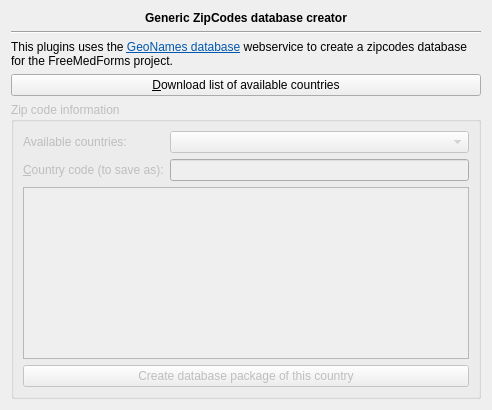
FreeHealth/freehealth, file freetoolbox/plugins/zipcodes/genericzipcodeswidget.ui: the form before one commit.
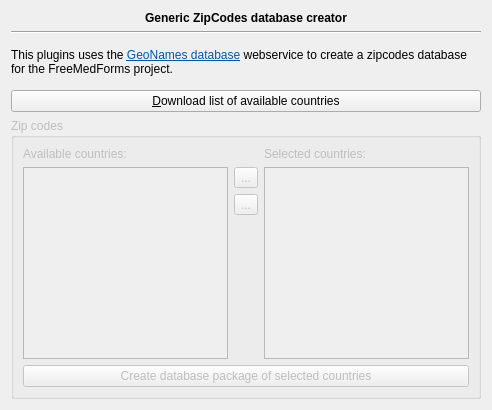
The form after the commit. Custom widgets are drawn as their Qt base class.

Diff of the .ui file:
```diff
--- a/freetoolbox/plugins/zipcodes/genericzipcodeswidget.ui
+++ b/freetoolbox/plugins/zipcodes/genericzipcodeswidget.ui
@@ -70,21 +70,28 @@
       <bool>false</bool>
      </property>
      <property name="title">
-      <string>Zip code information</string>
+      <string>Zip codes</string>
      </property>
      <layout class="QGridLayout" name="gridLayout">
-      <item row="2" column="3">
-       <widget class="QPushButton" name="startJob">
+      <item row="3" column="3">
+       <widget class="QPushButton" name="createPackageButton">
+        <property name="enabled">
+         <bool>false</bool>
+        </property>
         <property name="text">
-         <string>Create database package of this country</string>
+         <string>Create database package of selected countries</string>
         </property>
        </widget>
       </item>
-      <item row="0" column="3" rowspan="2">
-       <layout class="QFormLayout" name="formLayout">
-        <property name="fieldGrowthPolicy">
-         <enum>QFormLayout::ExpandingFieldsGrow</enum>
-        </property>
+      <item row="1" column="3" rowspan="2">
+       <layout class="QGridLayout" name="gridLayout_2">
+        <item row="2" column="1">
+         <widget class="QToolButton" name="toolButtonRemoveCountry">
+          <property name="text">
+           <string>...</string>
+          </property>
+         </widget>
+        </item>
         <item row="0" column="0">
          <widget class="QLabel" name="availCountriesLabel">
           <property name="text">
@@ -95,34 +102,22 @@
           </property>
          </widget>
         </item>
-        <item row="0" column="1">
-         <widget class="Utils::CountryComboBox" name="availCountriesCombo">
-          <property name="sizePolicy">
-           <sizepolicy hsizetype="MinimumExpanding" vsizetype="Fixed">
-            <horstretch>0</horstretch>
-            <verstretch>0</verstretch>
-           </sizepolicy>
-          </property>
-         </widget>
-        </item>
-        <item row="1" column="0">
-         <widget class="QLabel" name="countryCodeLabel">
-          <property name="toolTip">
-           <string>&lt;html&gt;&lt;head/&gt;&lt;body&gt;&lt;p&gt;This code is the official &lt;a href=&quot;http://en.wikipedia.org/wiki/ISO_3166-1&quot;&gt;&lt;span style=&quot; text-decoration: underline; color:#0057ae;&quot;&gt;ISO-3166-1 Alpha-2&lt;/span&gt;&lt;/a&gt; code&lt;/p&gt;&lt;/body&gt;&lt;/html&gt;</string>
-          </property>
+        <item row="0" column="2">
+         <widget class="QLabel" name="label">
           <property name="text">
-           <string>&lt;html&gt;&lt;head/&gt;&lt;body&gt;&lt;p&gt;&amp;amp;Country code (to save as):&lt;/p&gt;&lt;/body&gt;&lt;/html&gt;</string>
-          </property>
-          <property name="buddy">
-           <cstring>countryCodeLineEdit</cstring>
+           <string>Selected countries:</string>
           </property>
          </widget>
         </item>
         <item row="1" column="1">
-         <widget class="QLineEdit" name="countryCodeLineEdit"/>
+         <widget class="QToolButton" name="toolButtonAddCountry">
+          <property name="text">
+           <string>...</string>
+          </property>
+         </widget>
         </item>
-        <item row="2" column="0" colspan="2">
-         <widget class="QTableView" name="zipsTableView">
+        <item row="1" column="2" rowspan="4">
+         <widget class="QListWidget" name="selectedCountriesListWidget">
           <property name="horizontalScrollBarPolicy">
            <enum>Qt::ScrollBarAlwaysOff</enum>
           </property>
@@ -130,7 +125,33 @@
            <set>QAbstractItemView::NoEditTriggers</set>
           </property>
           <property name="selectionMode">
-           <enum>QAbstractItemView::SingleSelection</enum>
+           <enum>QAbstractItemView::ExtendedSelection</enum>
+          </property>
+          <property name="selectionBehavior">
+           <enum>QAbstractItemView::SelectRows</enum>
+          </property>
+         </widget>
+        </item>
+        <item row="3" column="1">
+         <spacer name="verticalSpacer">
+          <property name="orientation">
+           <enum>Qt::Vertical</enum>
+          </property>
+          <property name="sizeHint" stdset="0">
+           <size>
+            <width>20</width>
+            <height>40</height>
+           </size>
+          </property>
+         </spacer>
+        </item>
+        <item row="1" column="0" rowspan="4">
+         <widget class="QListWidget" name="availableCountriesListWidget">
+          <property name="editTriggers">
+           <set>QAbstractItemView::NoEditTriggers</set>
+          </property>
+          <property name="selectionMode">
+           <enum>QAbstractItemView::ExtendedSelection</enum>
           </property>
           <property name="selectionBehavior">
            <enum>QAbstractItemView::SelectRows</enum>
@@ -144,13 +165,6 @@
    </item>
   </layout>
  </widget>
- <customwidgets>
-  <customwidget>
-   <class>Utils::CountryComboBox</class>
-   <extends>QComboBox</extends>
-   <header location="global">utils/widgets/countrycombobox.h</header>
-  </customwidget>
- </customwidgets>
  <tabstops>
   <tabstop>availCountriesCombo</tabstop>
   <tabstop>countryCodeLineEdit</tabstop>
```
Left out of the diff: 8 changed lines with no effect on the pictures.
